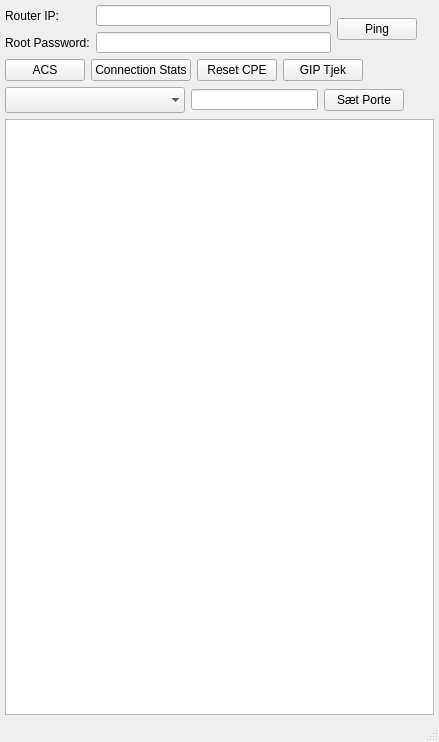
Old version of the form design.ui in the repository PTST/Python-Telnet-Client.
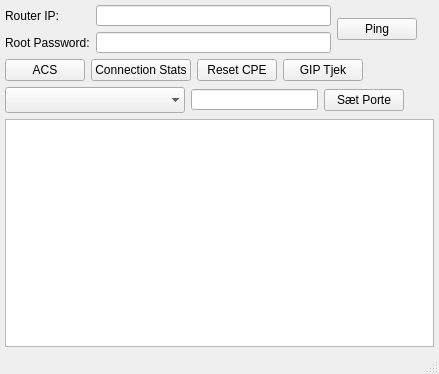
New version of the form.

The edit to the form file:
```diff
--- a/design.ui
+++ b/design.ui
@@ -7,7 +7,7 @@
     <x>0</x>
     <y>0</y>
     <width>439</width>
-    <height>742</height>
+    <height>374</height>
    </rect>
   </property>
   <property name="windowTitle">
```
